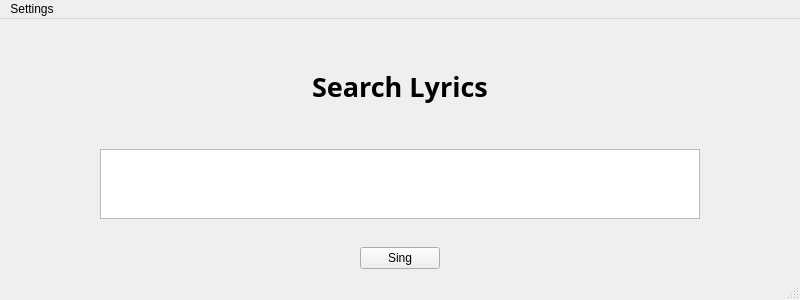
First picture: the form in mainwindow.ui, repository mwalden824/SingIt, before the edit.
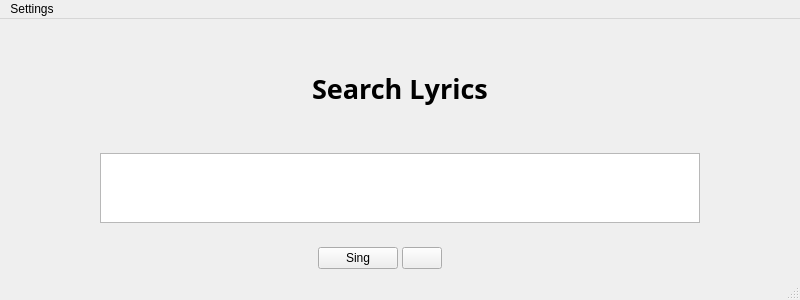
Second picture: the form after the edit. Icons and pictures are not drawn.

Patch:
```diff
--- a/mainwindow.ui
+++ b/mainwindow.ui
@@ -42,22 +42,6 @@
     </size>
    </property>
    <layout class="QVBoxLayout" name="verticalLayout_2">
-    <item>
-     <spacer name="verticalSpacer_3">
-      <property name="orientation">
-       <enum>Qt::Orientation::Vertical</enum>
-      </property>
-      <property name="sizeType">
-       <enum>QSizePolicy::Policy::Fixed</enum>
-      </property>
-      <property name="sizeHint" stdset="0">
-       <size>
-        <width>20</width>
-        <height>40</height>
-       </size>
-      </property>
-     </spacer>
-    </item>
     <item>
      <layout class="QVBoxLayout" name="verticalLayout">
       <property name="spacing">
@@ -80,22 +64,6 @@
         </property>
        </widget>
       </item>
-      <item>
-       <spacer name="verticalSpacer_4">
-        <property name="orientation">
-         <enum>Qt::Orientation::Vertical</enum>
-        </property>
-        <property name="sizeType">
-         <enum>QSizePolicy::Policy::Fixed</enum>
-        </property>
-        <property name="sizeHint" stdset="0">
-         <size>
-          <width>20</width>
-          <height>40</height>
-         </size>
-        </property>
-       </spacer>
-      </item>
       <item alignment="Qt::AlignmentFlag::AlignHCenter">
        <widget class="QTextEdit" name="searchText">
         <property name="sizePolicy">
@@ -119,22 +87,11 @@
        </widget>
       </item>
       <item>
-       <spacer name="verticalSpacer">
-        <property name="orientation">
-         <enum>Qt::Orientation::Vertical</enum>
+       <layout class="QHBoxLayout" name="horizontalLayout" stretch="0,0">
+        <property name="topMargin">
+         <number>20</number>
         </property>
-        <property name="sizeType">
-         <enum>QSizePolicy::Policy::Fixed</enum>
-        </property>
-        <property name="sizeHint" stdset="0">
-         <size>
-          <width>20</width>
-          <height>40</height>
-         </size>
-        </property>
-       </spacer>
-      </item>
-      <item alignment="Qt::AlignmentFlag::AlignHCenter">
+        <item alignment="Qt::AlignmentFlag::AlignRight">
        <widget class="QPushButton" name="searchButton">
         <property name="sizePolicy">
          <sizepolicy hsizetype="Fixed" vsizetype="Fixed">
@@ -142,23 +99,48 @@
           <verstretch>0</verstretch>
          </sizepolicy>
         </property>
+          <property name="minimumSize">
+           <size>
+            <width>80</width>
+            <height>0</height>
+           </size>
+          </property>
         <property name="text">
          <string>Sing</string>
         </property>
        </widget>
       </item>
-      <item>
-       <spacer name="verticalSpacer_2">
-        <property name="orientation">
-         <enum>Qt::Orientation::Vertical</enum>
-        </property>
-        <property name="sizeHint" stdset="0">
+        <item alignment="Qt::AlignmentFlag::AlignLeft">
+         <widget class="QPushButton" name="speakButton">
+          <property name="sizePolicy">
+           <sizepolicy hsizetype="Fixed" vsizetype="Fixed">
+            <horstretch>0</horstretch>
+            <verstretch>0</verstretch>
+           </sizepolicy>
+          </property>
+          <property name="minimumSize">
          <size>
-          <width>20</width>
-          <height>40</height>
-         </size>
-        </property>
-       </spacer>
+            <width>26</width>
+            <height>0</height>
+           </size>
+          </property>
+          <property name="styleSheet">
+           <string notr="true">QPushButton:checked {
+    color: red;
+}</string>
+          </property>
+          <property name="text">
+           <string/>
+          </property>
+          <property name="icon">
+           <iconset theme="QIcon::ThemeIcon::MediaRecord"/>
+          </property>
+          <property name="checkable">
+           <bool>true</bool>
+          </property>
+         </widget>
+        </item>
+       </layout>
       </item>
      </layout>
     </item>
```
Lines whose indentation alone changed are shown as unchanged.
